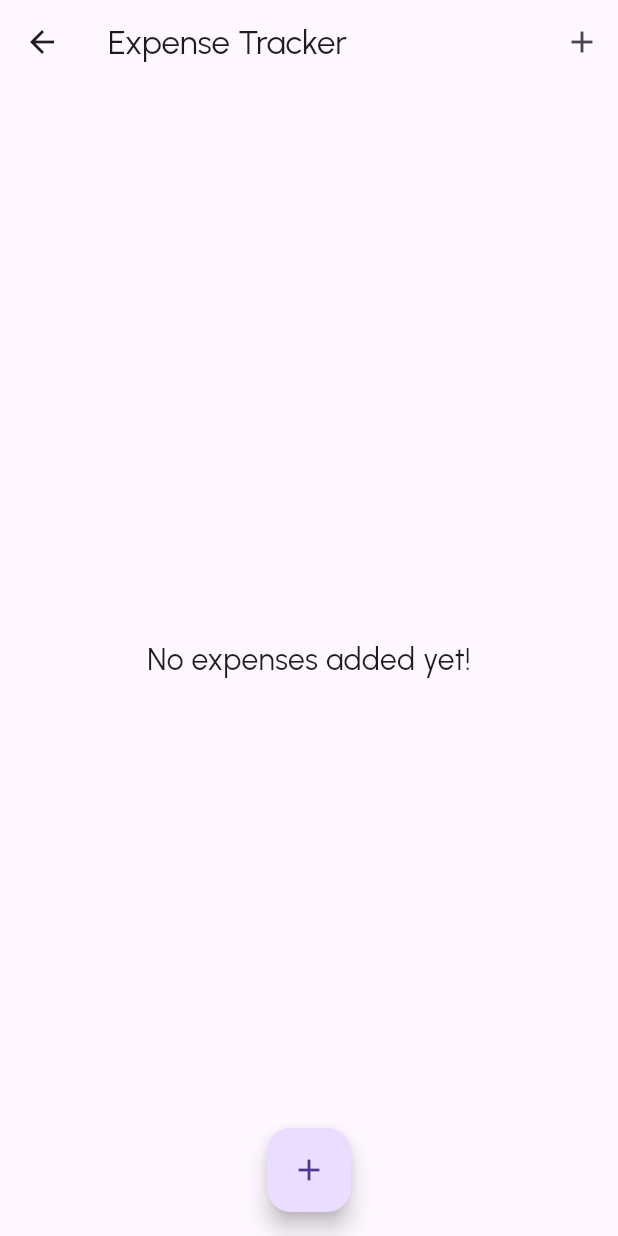
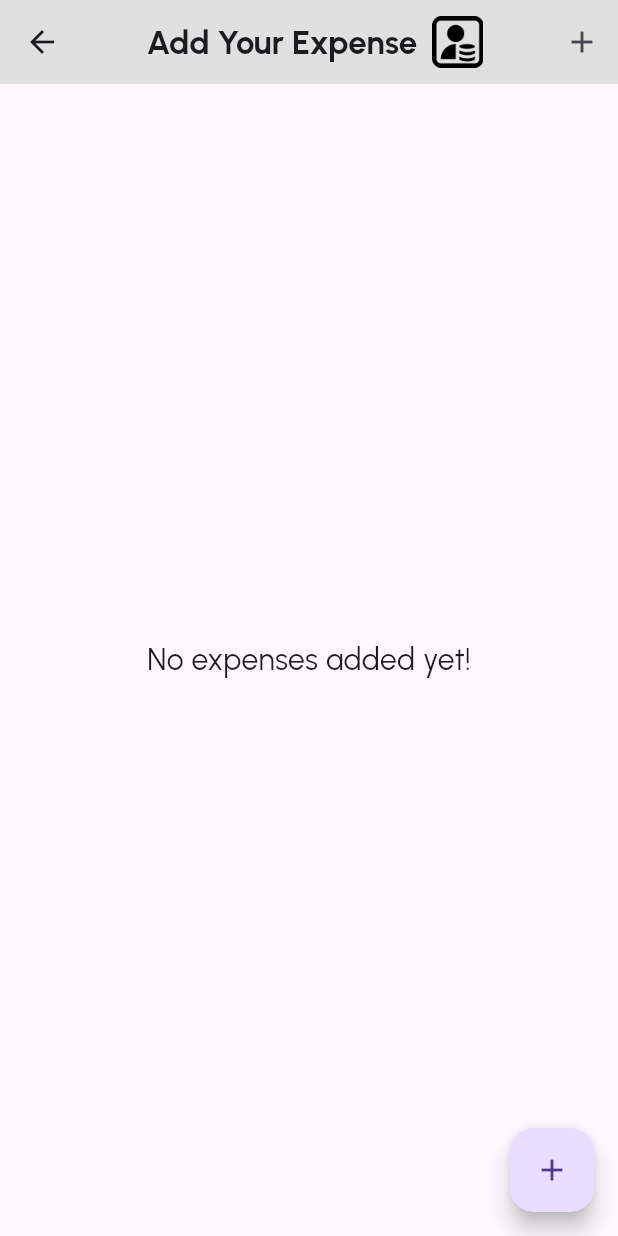
Before and after one commit to MAHAVEER-IT/bank_inish, a Flutter app: the ExpenseTrackerHomePage screen opened directly, on a phone screen of 412 x 824 dp. Run offline on Flutter 3.47's test engine with Material 3 defaults, Android fonts, the light colour scheme and no system bars; our stand-ins replace firebase_core, shared_preferences; accounts and stored records are empty.

Commit message:
expance finish

```diff
--- a/lib/expance.dart
+++ b/lib/expance.dart
@@ -135,13 +135,26 @@ class _ExpenseTrackerHomePageState extends State<ExpenseTrackerHomePage> {
   Widget build(BuildContext context) {
     return Scaffold(
       appBar: AppBar(
-        title: Text('Expense Tracker'),
+        title: Row(mainAxisAlignment: MainAxisAlignment.center, children: [
+          Text(
+            'Add Your Expense',
+            style: TextStyle(fontWeight: FontWeight.bold),
+          ),
+          SizedBox(
+            width: 10,
+          ),
+          Image.asset(
+            'images/expance.png',
+            scale: 15,
+          )
+        ]),
         actions: <Widget>[
           IconButton(
             icon: Icon(Icons.add),
             onPressed: () => _startAddNewExpense(context),
           ),
         ],
+        backgroundColor: Colors.grey[300],
       ),
       body: _expenses.isEmpty
           ? Center(
@@ -187,7 +200,7 @@ class _ExpenseTrackerHomePageState extends State<ExpenseTrackerHomePage> {
         child: Icon(Icons.add),
         onPressed: () => _startAddNewExpense(context),
       ),
-      floatingActionButtonLocation: FloatingActionButtonLocation.centerFloat,
+      floatingActionButtonLocation: FloatingActionButtonLocation.endFloat,
     );
   }
 }
```
